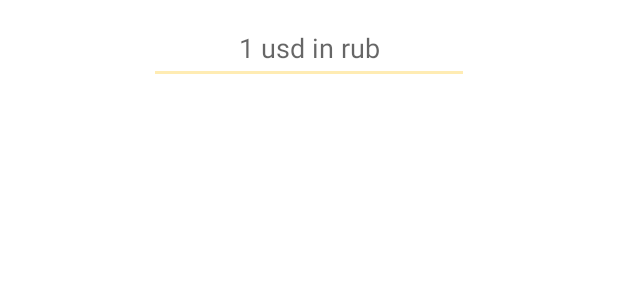
After one commit to alirzaev/currencies-app, an Android app: the layout activity_converter.xml on its own in the app's theme, with its tools: preview values and no code run, on a phone screen of 412 x 824 dp. The commit adds this screen. Shown: the top 300 px of the screen. Run offline under Robolectric (Android 15) with nearby library versions, the phone set to English and light mode, and no system bars.

Commit message:
implement currencies converter screen

```diff
--- a/app/src/main/AndroidManifest.xml
+++ b/app/src/main/AndroidManifest.xml
@@ -17,6 +17,9 @@
         android:theme="@style/Theme.Currencies"
         tools:targetApi="31">
         <activity
+            android:name=".converter.ConverterActivity"
+            android:exported="false" />
+        <activity
             android:name=".CurrenciesActivity"
             android:exported="true">
             <intent-filter>
--- /dev/null
+++ b/app/src/main/res/layout/activity_converter.xml
@@ -0,0 +1,49 @@
+<?xml version="1.0" encoding="utf-8"?>
+<androidx.constraintlayout.widget.ConstraintLayout xmlns:android="http://schemas.android.com/apk/res/android"
+    xmlns:app="http://schemas.android.com/apk/res-auto"
+    xmlns:tools="http://schemas.android.com/tools"
+    android:layout_width="match_parent"
+    android:layout_height="match_parent"
+    tools:context=".converter.ConverterActivity">
+
+    <EditText
+        android:id="@+id/currency_converter_input"
+        android:layout_width="wrap_content"
+        android:layout_height="wrap_content"
+        android:layout_marginTop="8dp"
+        android:ems="10"
+        android:gravity="center"
+        android:hint="@string/currency_converter_hint"
+        android:inputType="textPersonName"
+        android:minHeight="48dp"
+        app:layout_constraintEnd_toEndOf="parent"
+        app:layout_constraintStart_toStartOf="parent"
+        app:layout_constraintTop_toTopOf="parent" />
+
+    <TextView
+        android:id="@+id/currency_input"
+        android:layout_width="0dp"
+        android:layout_height="wrap_content"
+        android:layout_marginTop="8dp"
+        android:layout_marginEnd="4dp"
+        android:gravity="start|center_horizontal"
+        android:textSize="16sp"
+        app:layout_constraintEnd_toStartOf="@+id/currency_output"
+        app:layout_constraintHorizontal_bias="0.5"
+        app:layout_constraintStart_toStartOf="@+id/currency_converter_input"
+        app:layout_constraintTop_toBottomOf="@+id/currency_converter_input" />
+
+    <TextView
+        android:id="@+id/currency_output"
+        android:layout_width="0dp"
+        android:layout_height="wrap_content"
+        android:layout_marginStart="4dp"
+        android:layout_marginTop="8dp"
+        android:gravity="center_horizontal|end"
+        android:textSize="16sp"
+        app:layout_constraintEnd_toEndOf="@+id/currency_converter_input"
+        app:layout_constraintHorizontal_bias="0.5"
+        app:layout_constraintStart_toEndOf="@+id/currency_input"
+        app:layout_constraintTop_toBottomOf="@+id/currency_converter_input" />
+
+</androidx.constraintlayout.widget.ConstraintLayout>
--- a/app/src/main/res/layout/fragment_currencies.xml
+++ b/app/src/main/res/layout/fragment_currencies.xml
@@ -13,8 +13,7 @@
         app:layout_constraintBottom_toBottomOf="parent"
         app:layout_constraintEnd_toEndOf="parent"
         app:layout_constraintStart_toStartOf="parent"
-        app:layout_constraintTop_toTopOf="parent"
-        app:swipeRefreshLayoutProgressSpinnerBackgroundColor="?attr/colorPrimary">
+        app:layout_constraintTop_toTopOf="parent">
 
         <androidx.recyclerview.widget.RecyclerView
             android:id="@+id/currencies_list_view"
--- a/app/src/main/res/values/strings.xml
+++ b/app/src/main/res/values/strings.xml
@@ -5,4 +5,6 @@
     <string name="currency_value_copied_to_clipboard">Курс валюты скопирован в буфер обмена</string>
     <string name="currency_converter">Конвертер валют</string>
     <string name="about_app">О приложении</string>
+    <string name="currency_converter_hint">1 usd in rub</string>
+    <string name="currency_value_with_code">%1$.2f %2$s</string>
 </resources>
```
Also changed, not shown: app/src/main/java/io/github/alirzaev/currencies/CurrenciesActivity.kt (+29 -0 lines), app/src/main/java/io/github/alirzaev/currencies/converter/ConverterActivity.kt (added, +82 -0 lines), app/src/main/java/io/github/alirzaev/currencies/utils/ConverterUtils.kt (added, +28 -0 lines).
